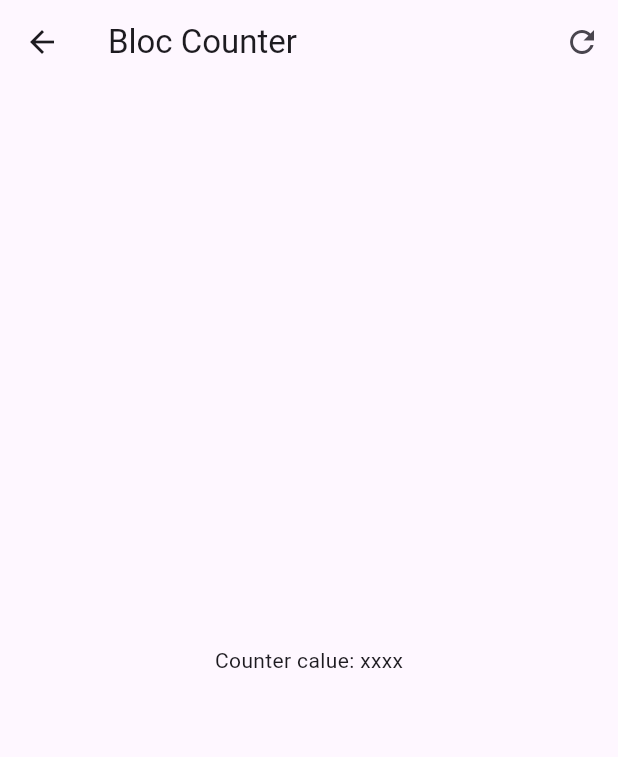
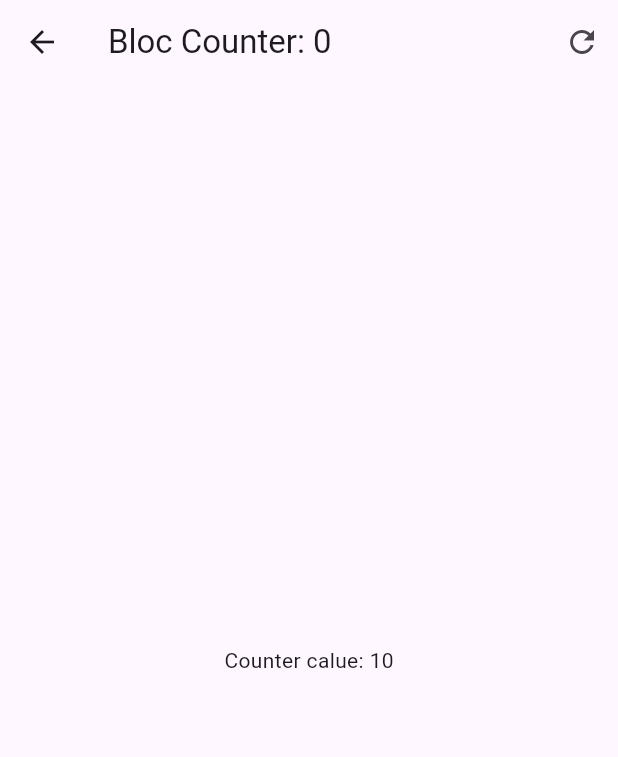
Before and after one commit to YukzZ/cursoFlutterBLoC, a Flutter app: the screen it shows after launch, after a tap on "BLoC", on a phone screen of 412 x 824 dp. Shown: the top 757 px of the screen. Run offline on Flutter 3.47's test engine with Material 2 defaults, Android fonts, the phone set to English and light mode, and no system bars; our stand-ins replace equatable, flutter_bloc, go_router.

Commit message:
Se agrega funcionalidad de Bloc

```diff
--- a/lib/presentation/blocs/counter_bloc/counter_event.dart
+++ b/lib/presentation/blocs/counter_bloc/counter_event.dart
@@ -11,3 +11,5 @@ class CounterIncreased extends CounterEvent{
   const CounterIncreased(this.value);
 
 }
+
+class CounterReset extends CounterEvent{}
--- a/lib/presentation/blocs/counter_bloc/counter_state.dart
+++ b/lib/presentation/blocs/counter_bloc/counter_state.dart
@@ -1,5 +1,5 @@
 part of 'counter_bloc.dart';
-
+//Similar a los cubits, se tiene el estado
 class CounterState extends Equatable {
 
   final int counter;
--- a/lib/presentation/blocs/counter_cubit/counter_state.dart
+++ b/lib/presentation/blocs/counter_cubit/counter_state.dart
@@ -1,5 +1,6 @@
 part of 'counter_cubit.dart';
-
+//Para saber el estado de la información
+//Equetable ayuda a saber si un estado es el mismo que el anterior
 class CounterState extends Equatable{
 
   final int counter;
@@ -10,6 +11,7 @@ class CounterState extends Equatable{
     this.transactionCount = 0,
   });
 
+  // Copiar el estado anterior y ver si tiene algún cambio reemplazar el valor
   copyWith({
     int? counter,
     int? transactionCount,
--- a/lib/presentation/screens/bloc_counter_screen.dart
+++ b/lib/presentation/screens/bloc_counter_screen.dart
@@ -1,22 +1,49 @@
 import 'package:flutter/material.dart';
+import 'package:flutter_bloc/flutter_bloc.dart';
+import 'package:forms_app/presentation/blocs/counter_bloc/counter_bloc.dart';
 
+//Tiene la información del estado, puede cambiar el estado de la información
 class BlocCounterScreen extends StatelessWidget {
   const BlocCounterScreen({super.key});
 
   @override
   Widget build(BuildContext context) {
+    return BlocProvider(
+      create: (_) => CounterBloc(),
+      child: const BlocCounterView()
+    );
+  }
+}
+
+class BlocCounterView extends StatelessWidget {
+  const BlocCounterView({
+    super.key,
+  });
+
+  void increaseCounterBy(BuildContext context, [int value = 1]){
+    // context.read<CounterBloc>().
+    //   add(CounterIncreased(value));
+    context.read<CounterBloc>().
+      increaseBy(value);
+  }
+
+  @override
+  Widget build(BuildContext context) {
     return Scaffold(
       appBar: AppBar(
-        title: const Text('Bloc Counter'),
+        title:  context.select(
+          (CounterBloc bloc) => Text('Bloc Counter: ${bloc.state.transactionCount}')
+        ),
         actions: [
           IconButton(
-            onPressed: (){},
+            // onPressed: ()=> context.read<CounterBloc>().add(CounterReset()),
+            onPressed: ()=> context.read<CounterBloc>().counterReset(),
             icon: const Icon(Icons.refresh_outlined),
           )
         ],
       ),
-      body: const Center(
-        child: Text('Counter calue: xxxx'),
+      body: Center(
+        child: context.select((CounterBloc counterBloc) => Text('Counter calue: ${counterBloc.state.counter}')),
       ),
       floatingActionButton: Column(
         mainAxisAlignment: MainAxisAlignment.end,
@@ -24,25 +51,19 @@ class BlocCounterScreen extends StatelessWidget {
           FloatingActionButton(
             heroTag: '1',
             child: const Text('+3'),
-            onPressed: () {
-
-            },
+            onPressed: () => increaseCounterBy(context, 3),
           ),
           const SizedBox(height: 15,),
           FloatingActionButton(
             heroTag: '2',
             child: const Text('+2'),
-            onPressed: () {
-
-            },
+            onPressed: () => increaseCounterBy(context, 2),
           ),
           const SizedBox(height: 15,),
           FloatingActionButton(
             heroTag: '3',
             child: const Text('+1'),
-            onPressed: () {
-
-            },
+            onPressed: () => increaseCounterBy(context),
           ),
           const SizedBox(height: 15,),
         ],
--- a/lib/presentation/screens/home_screen.dart
+++ b/lib/presentation/screens/home_screen.dart
@@ -21,6 +21,10 @@ class HomeScreen extends StatelessWidget {
             trailing: const Icon(Icons.arrow_forward_ios_rounded),
             onTap: () => context.push('/counter-bloc'),
           ),
+          const Padding(
+            padding: EdgeInsets.symmetric(horizontal: 10),
+            child: Divider(),
+          ),
         ],
       ),
     );
```
Also changed, not shown: lib/presentation/blocs/counter_bloc/counter_bloc.dart (+19 -3 lines), pubspec.lock, 1 other file.
